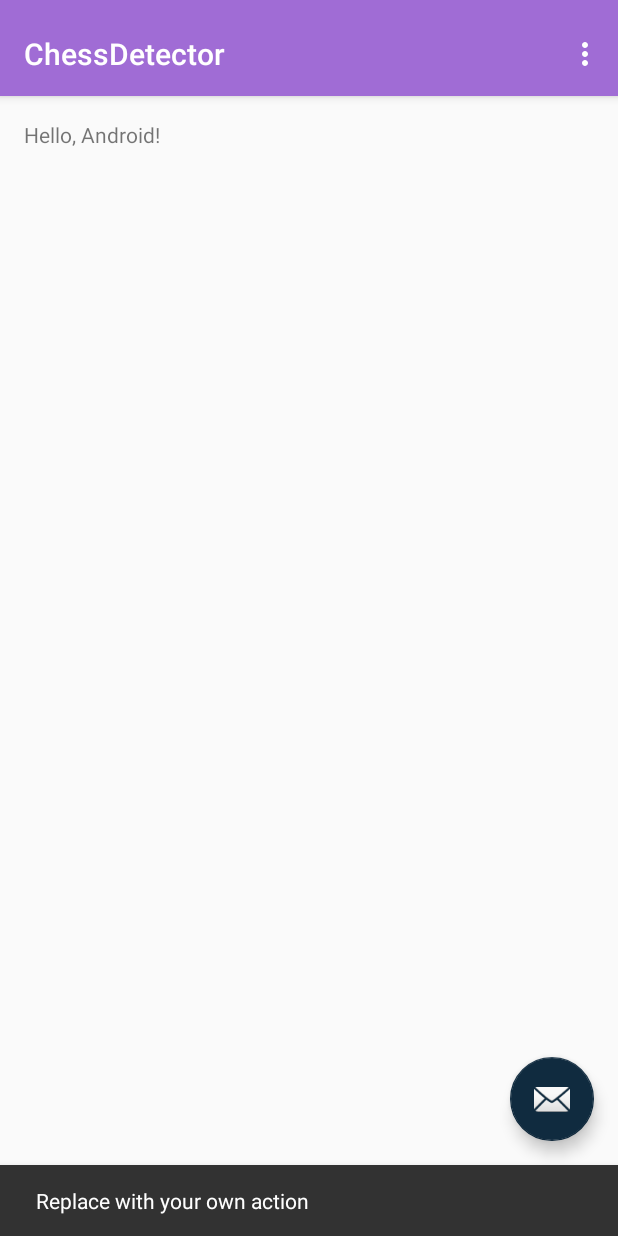
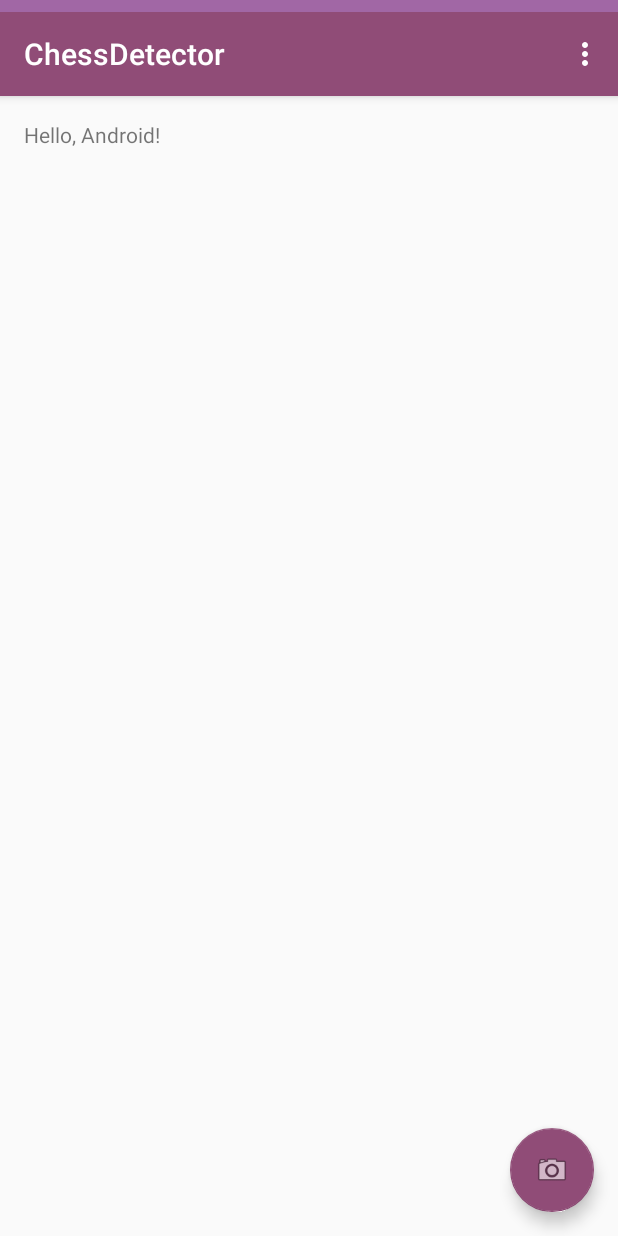
Before and after one commit to north-kipper-ltd/chess-detector, an Android app: the screen it shows after launch (MainActivity), after a tap on an icon or button, on a phone screen of 412 x 824 dp. Run offline under Robolectric (Android 15) with nearby library versions, the phone set to English and light mode, and no system bars.

Commit message:
Add camer intent

```diff
--- a/app/src/main/java/com/example/chessdetector/MainActivity.kt
+++ b/app/src/main/java/com/example/chessdetector/MainActivity.kt
@@ -16,6 +16,10 @@ import android.view.ViewGroup
 
 import kotlinx.android.synthetic.main.activity_main.*
 import kotlinx.android.synthetic.main.fragment_main.view.*
+import android.provider.MediaStore
+import android.content.Intent
+import android.hardware.Camera
+
 
 class MainActivity : AppCompatActivity() {
 
@@ -42,8 +46,10 @@ class MainActivity : AppCompatActivity() {
         container.adapter = mSectionsPagerAdapter
 
         fab.setOnClickListener { view ->
-            Snackbar.make(view, "Replace with your own action", Snackbar.LENGTH_LONG)
-                    .setAction("Action", null).show()
+            val intent = Intent(MediaStore.ACTION_IMAGE_CAPTURE)
+
+            // start the image capture Intent
+            startActivityForResult(intent, 1337)
         }
 
     }
@@ -66,6 +72,16 @@ class MainActivity : AppCompatActivity() {
         }
 
         return super.onOptionsItemSelected(item)
+    }
+
+    /** A safe way to get an instance of the Camera object. */
+    fun getCameraInstance(): Camera? {
+        return try {
+            Camera.open() // attempt to get a Camera instance
+        } catch (e: Exception) {
+            // Camera is not available (in use or does not exist)
+            null // returns null if camera is unavailable
+        }
     }
 
 
--- a/app/src/main/res/layout/activity_main.xml
+++ b/app/src/main/res/layout/activity_main.xml
@@ -21,14 +21,13 @@
                 android:layout_width="match_parent"
                 android:layout_height="?attr/actionBarSize"
                 android:layout_weight="1"
-            android:background="?attr/colorPrimary"
+                android:background="?attr/colorAccent"
                 app:popupTheme="@style/AppTheme.PopupOverlay"
                 app:layout_scrollFlags="scroll|enterAlways">
 
         </androidx.appcompat.widget.Toolbar>
 
     </com.google.android.material.appbar.AppBarLayout>
-
     <androidx.viewpager.widget.ViewPager
             android:id="@+id/container"
             android:layout_width="match_parent"
@@ -41,6 +40,6 @@
         android:layout_height="wrap_content"
         android:layout_gravity="end|bottom"
         android:layout_margin="@dimen/fab_margin"
-        app:srcCompat="@android:drawable/ic_dialog_email" />
+        app:srcCompat="@android:drawable/ic_menu_camera" />
 
 </androidx.coordinatorlayout.widget.CoordinatorLayout>
--- a/app/src/main/res/menu/menu_main.xml
+++ b/app/src/main/res/menu/menu_main.xml
@@ -2,8 +2,14 @@
     xmlns:app="http://schemas.android.com/apk/res-auto"
     xmlns:tools="http://schemas.android.com/tools"
     tools:context="com.example.chessdetector.MainActivity" >
+
     <item android:id="@+id/action_settings"
         android:title="@string/action_settings"
         android:orderInCategory="100"
         app:showAsAction="never" />
+
+    <item android:id="@+id/action_about"
+          android:title="@string/action_about"
+          android:orderInCategory="100"
+          app:showAsAction="never" />
 </menu>
--- a/app/src/main/res/values/colors.xml
+++ b/app/src/main/res/values/colors.xml
@@ -1,9 +1,8 @@
 <?xml version="1.0" encoding="utf-8"?>
 <resources>
-    <color name="colorPrimary">#A06CD5</color>
-    <color name="colorPrimaryDark">#6247AA</color>
-    <color name="colorAccent">#102B3F</color>
-    <color name="color1">#7A306C</color>
-    <color name="color2">#A9E4EF</color>
-    <color name="color3">#81F495</color>
+    <color name="color1">#EB9486</color>
+    <color name="color2">#FF715B</color>
+    <color name="color3">#A167A5</color>
+    <color name="color4">#904C77</color>
+    <color name="color5">#564256</color>
 </resources>
--- a/app/src/main/res/values/strings.xml
+++ b/app/src/main/res/values/strings.xml
@@ -2,4 +2,6 @@
     <string name="app_name">ChessDetector</string>
     <string name="action_settings">Settings</string>
     <string name="section_format">Hello, Android!</string>
+    <string name="action_about">About</string>
+    <string name="button_open_camera">Scan Chess Grid</string>
 </resources>
--- a/app/src/main/res/values/styles.xml
+++ b/app/src/main/res/values/styles.xml
@@ -3,9 +3,9 @@
     <!-- Base application theme. -->
     <style name="AppTheme" parent="Theme.AppCompat.Light.DarkActionBar">
         <!-- Customize your theme here. -->
-        <item name="colorPrimary">@color/colorPrimary</item>
-        <item name="colorPrimaryDark">@color/colorPrimaryDark</item>
-        <item name="colorAccent">@color/colorAccent</item>
+        <item name="colorPrimary">@color/color3</item>
+        <item name="colorPrimaryDark">@color/color5</item>
+        <item name="colorAccent">@color/color4</item>
     </style>
     <style name="AppTheme.NoActionBar">
         <item name="windowActionBar">false</item>
```
Also changed, not shown: app/src/main/AndroidManifest.xml (+7 -0 lines), 1 other file. Lines whose indentation alone changed are shown as unchanged.
